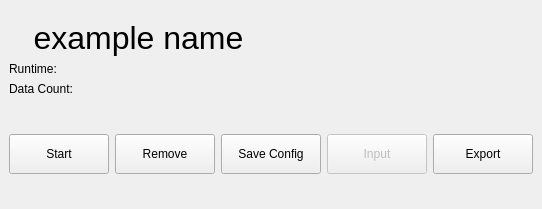
Before: the Qt Designer form howdyCoder/ui/qtUiFiles/algoStatusWidget.ui in rmallow/howdyCoder, drawn with Qt 5.
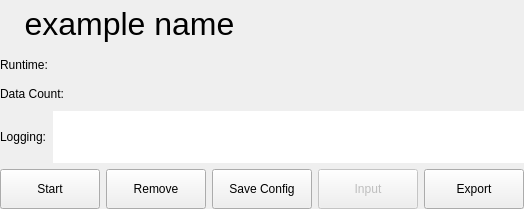
After: the same form once the commit is applied.

Commit message: reworking func selector code page to now be able to query chat gpt for the code automatically, then parse said code, and also have a safe way to store and set the users api key. Also included logging information on program status widget for quick logging display

The edit to the form file:
```diff
--- a/howdyCoder/ui/qtUiFiles/algoStatusWidget.ui
+++ b/howdyCoder/ui/qtUiFiles/algoStatusWidget.ui
@@ -32,12 +32,36 @@
    <property name="leftMargin">
     <number>0</number>
    </property>
+   <property name="topMargin">
+    <number>0</number>
+   </property>
    <property name="rightMargin">
     <number>0</number>
    </property>
+   <property name="bottomMargin">
+    <number>0</number>
+   </property>
    <item>
     <widget class="QWidget" name="widget_4" native="true">
+     <property name="sizePolicy">
+      <sizepolicy hsizetype="Preferred" vsizetype="Expanding">
+       <horstretch>0</horstretch>
+       <verstretch>2</verstretch>
+      </sizepolicy>
+     </property>
      <layout class="QHBoxLayout" name="horizontalLayout_2">
+      <property name="leftMargin">
+       <number>0</number>
+      </property>
+      <property name="topMargin">
+       <number>0</number>
+      </property>
+      <property name="rightMargin">
+       <number>0</number>
+      </property>
+      <property name="bottomMargin">
+       <number>0</number>
+      </property>
       <item>
        <widget class="QWidget" name="widget_3" native="true">
         <layout class="QVBoxLayout" name="verticalLayout_2">
@@ -167,6 +191,11 @@
           <verstretch>3</verstretch>
          </sizepolicy>
         </property>
+        <property name="font">
+         <font>
+          <pointsize>20</pointsize>
+         </font>
+        </property>
         <property name="autoFillBackground">
          <bool>true</bool>
         </property>
@@ -184,9 +213,91 @@
      </layout>
     </widget>
    </item>
+   <item>
+    <widget class="QWidget" name="logging_widget" native="true">
+     <property name="sizePolicy">
+      <sizepolicy hsizetype="Preferred" vsizetype="Preferred">
+       <horstretch>0</horstretch>
+       <verstretch>1</verstretch>
+      </sizepolicy>
+     </property>
+     <layout class="QHBoxLayout" name="horizontalLayout_4">
+      <property name="leftMargin">
+       <number>0</number>
+      </property>
+      <property name="topMargin">
+       <number>0</number>
+      </property>
+      <property name="rightMargin">
+       <number>0</number>
+      </property>
+      <property name="bottomMargin">
+       <number>0</number>
+      </property>
+      <item>
+       <widget class="QLabel" name="logging_label">
+        <property name="text">
+         <string>Logging:</string>
+        </property>
+       </widget>
+      </item>
+      <item>
+       <widget class="QListWidget" name="logging_list_widget">
+        <property name="sizePolicy">
+         <sizepolicy hsizetype="Expanding" vsizetype="Ignored">
+          <horstretch>0</horstretch>
+          <verstretch>0</verstretch>
+         </sizepolicy>
+        </property>
+        <property name="font">
+         <font>
+          <pointsize>12</pointsize>
+         </font>
+        </property>
+        <property name="frameShape">
+         <enum>QFrame::NoFrame</enum>
+        </property>
+        <property name="frameShadow">
+         <enum>QFrame::Plain</enum>
+        </property>
+        <property name="lineWidth">
+         <number>0</number>
+        </property>
+        <property name="autoScrollMargin">
+         <number>16</number>
+        </property>
+        <property name="editTriggers">
+         <set>QAbstractItemView::NoEditTriggers</set>
+        </property>
+        <property name="flow">
+         <enum>QListView::LeftToRight</enum>
+        </property>
+        <property name="batchSize">
+         <number>100</number>
+        </property>
+        <property name="sortingEnabled">
+         <bool>true</bool>
+        </property>
+       </widget>
+      </item>
+     </layout>
+    </widget>
+   </item>
    <item>
     <widget class="QWidget" name="widget" native="true">
      <layout class="QHBoxLayout" name="horizontalLayout_3">
+      <property name="leftMargin">
+       <number>0</number>
+      </property>
+      <property name="topMargin">
+       <number>0</number>
+      </property>
+      <property name="rightMargin">
+       <number>0</number>
+      </property>
+      <property name="bottomMargin">
+       <number>0</number>
+      </property>
       <item>
        <widget class="QPushButton" name="start_button">
         <property name="sizePolicy">
```
The commit also changes 34 other files.
